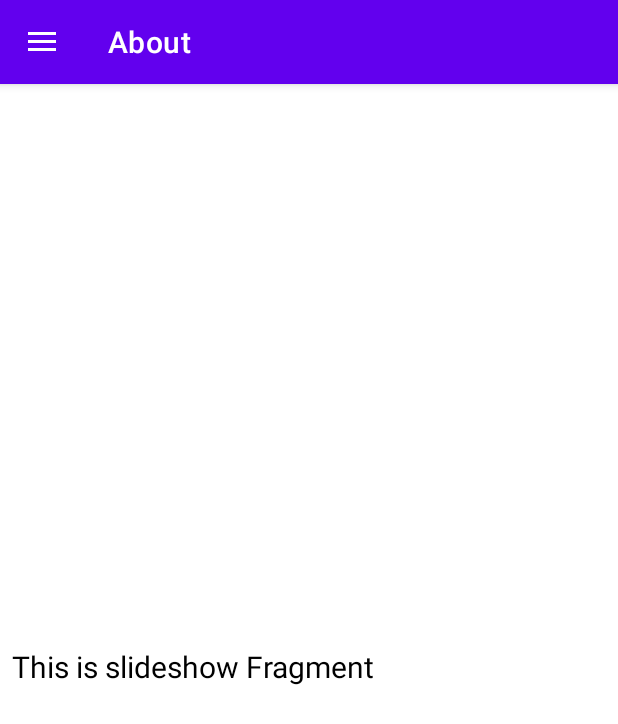
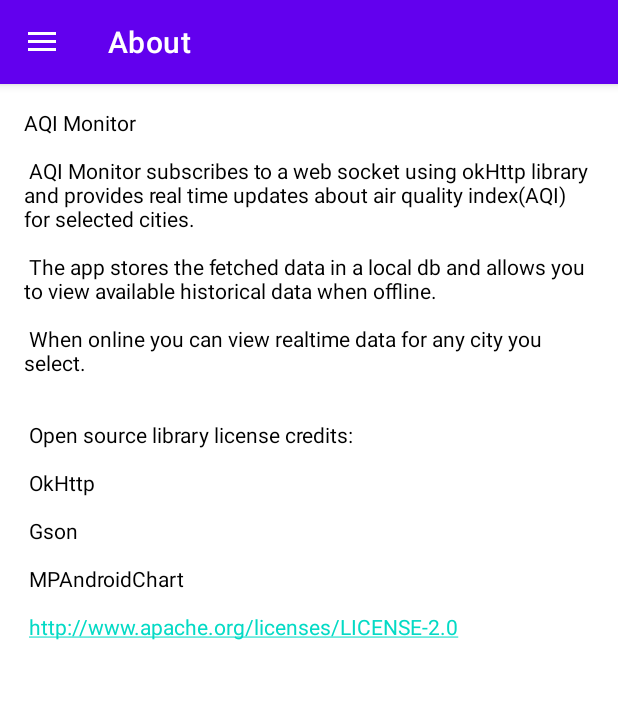
Before and after one commit to jb-github123/AQIMonitor, an Android app: the screen it shows after launch (MainActivity), in the side drawer, after a tap on "About", on a phone screen of 412 x 824 dp. Shown: the top 724 px of the screen. Run offline under Robolectric (Android 15) with nearby library versions, the phone set to English and light mode, and no system bars; our stand-ins replace Room's generated code, navigation-ui.

Commit message:
about screen content added

```diff
--- a/app/src/main/java/com/example/aqimonitor/ui/slideshow/AboutFragment.kt
+++ b/app/src/main/java/com/example/aqimonitor/ui/slideshow/AboutFragment.kt
@@ -12,20 +12,23 @@ import com.example.aqimonitor.R
 
 class AboutFragment : Fragment() {
 
-    private lateinit var slideshowViewModel: SlideshowViewModel
+    private lateinit var aboutViewModel: AboutViewModel
 
     override fun onCreateView(
             inflater: LayoutInflater,
             container: ViewGroup?,
             savedInstanceState: Bundle?
     ): View? {
-        slideshowViewModel =
-                ViewModelProvider(this).get(SlideshowViewModel::class.java)
+        aboutViewModel =
+                ViewModelProvider(this).get(AboutViewModel::class.java)
+
         val root = inflater.inflate(R.layout.fragment_about, container, false)
-        val textView: TextView = root.findViewById(R.id.text_slideshow)
-        slideshowViewModel.text.observe(viewLifecycleOwner, Observer {
+
+        val textView: TextView = root.findViewById(R.id.text_about)
+        aboutViewModel.text.observe(viewLifecycleOwner, Observer {
             textView.text = it
         })
+
         return root
     }
 }
--- a/app/src/main/java/com/example/aqimonitor/ui/slideshow/SlideshowViewModel.kt
+++ b/app/src/main/java/com/example/aqimonitor/ui/slideshow/AboutViewModel.kt
@@ -1,13 +1,17 @@
 package com.example.aqimonitor.ui.slideshow
 
+import android.app.Application
+import androidx.lifecycle.AndroidViewModel
 import androidx.lifecycle.LiveData
 import androidx.lifecycle.MutableLiveData
 import androidx.lifecycle.ViewModel
+import com.example.aqimonitor.R
 
-class SlideshowViewModel : ViewModel() {
+class AboutViewModel(application: Application) : AndroidViewModel(application) {
 
     private val _text = MutableLiveData<String>().apply {
-        value = "This is slideshow Fragment"
+        value = application.getString(R.string.text_about)
+
     }
     val text: LiveData<String> = _text
 }
--- a/app/src/main/res/layout/fragment_about.xml
+++ b/app/src/main/res/layout/fragment_about.xml
@@ -4,19 +4,21 @@
     xmlns:tools="http://schemas.android.com/tools"
     android:layout_width="match_parent"
     android:layout_height="match_parent"
+    android:paddingStart="@dimen/activity_horizontal_margin"
+    android:paddingTop="@dimen/activity_vertical_margin"
+    android:paddingEnd="@dimen/activity_horizontal_margin"
+    android:paddingBottom="@dimen/activity_vertical_margin"
     tools:context=".ui.slideshow.AboutFragment">
 
     <TextView
-        android:id="@+id/text_slideshow"
+        android:id="@+id/text_about"
         android:layout_width="match_parent"
         android:layout_height="wrap_content"
-        android:layout_marginStart="8dp"
-        android:layout_marginTop="8dp"
-        android:layout_marginEnd="8dp"
+        android:autoLink="web"
         android:textAlignment="center"
-        android:textSize="20sp"
-        app:layout_constraintBottom_toBottomOf="parent"
         app:layout_constraintEnd_toEndOf="parent"
         app:layout_constraintStart_toStartOf="parent"
-        app:layout_constraintTop_toTopOf="parent" />
+        app:layout_constraintTop_toTopOf="parent"
+        tools:text="@tools:sample/lorem/random" />
+
 </androidx.constraintlayout.widget.ConstraintLayout>
--- a/app/src/main/res/values/strings.xml
+++ b/app/src/main/res/values/strings.xml
@@ -16,4 +16,15 @@
 
     <string name="text_air_quality">Air quality is %1$s</string>
     <string name="text_air_quality_was">Air quality was %1$s</string>
+
+    <string name="text_about">AQI Monitor\n\n
+AQI Monitor subscribes to a web socket using okHttp library and provides real time updates about air quality index(AQI) for selected cities.\n\n
+The app stores the fetched data in a local db and allows you to view available historical data when offline.\n\n
+When online you can view realtime data for any city you select.\n\n\n
+Open source library license credits:\n\n
+OkHttp\n\n
+Gson\n\n
+MPAndroidChart\n\n
+http://www.apache.org/licenses/LICENSE-2.0
+</string>
 </resources>
```
